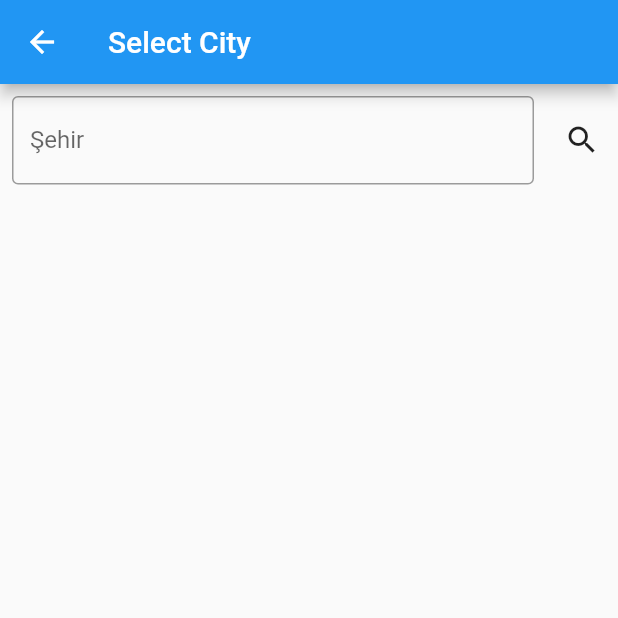
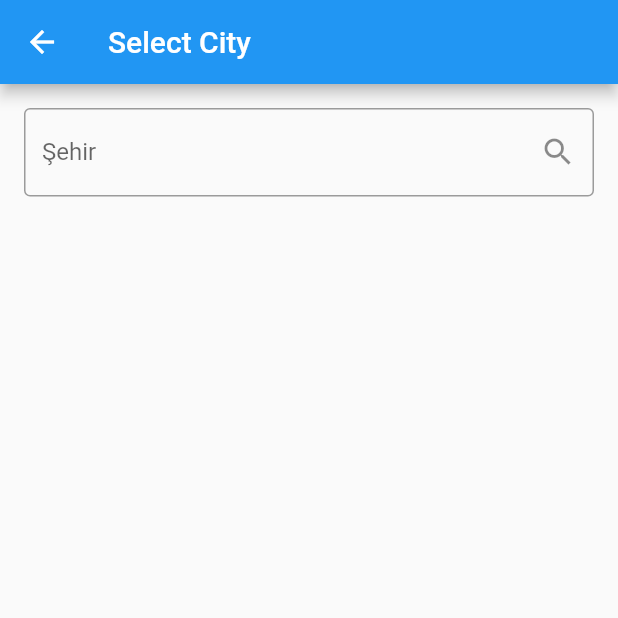
Before and after one commit to serhatkarakoca/WeatherApp_Flutter, a Flutter app: the screen it shows after launch, after a tap on the "search" icon, on a phone screen of 412 x 824 dp, the top half of it. Run offline on Flutter 3.47's test engine with Material 2 defaults, Android fonts, the phone set to English and light mode, and no system bars; our stand-ins replace bloc, equatable, flutter_bloc, get_it.

Commit message:
ui changes

```diff
--- a/lib/main.dart
+++ b/lib/main.dart
@@ -15,6 +15,7 @@ class MyApp extends StatelessWidget {
   @override
   Widget build(BuildContext context) {
     return MaterialApp(
+      debugShowCheckedModeBanner: false,
       title: 'Flutter Demo',
       theme: ThemeData(
         primarySwatch: Colors.blue,
--- a/lib/widget/MyHomePage.dart
+++ b/lib/widget/MyHomePage.dart
@@ -36,7 +36,7 @@ class MyHomePage extends StatelessWidget {
       body: Center(
         child: BlocBuilder(
             bloc: _weatherBloc,
-            builder: (context, WeatherState state){
+            builder: (context, WeatherState state) {
               if (state is WeatherInitial) {
                 return Center(child: Text("Şehir Seçiniz !"));
               }
@@ -46,8 +46,9 @@ class MyHomePage extends StatelessWidget {
                 _refresh = Completer<void>();
 
                 return RefreshIndicator(
-              onRefresh: (){
-              _weatherBloc.add(RefreshWeatherEvent(cityName: selectedCity));
+                  onRefresh: () {
+                    _weatherBloc
+                        .add(RefreshWeatherEvent(cityName: selectedCity));
                     return _refresh.future;
                   },
                   child: ListView(
@@ -75,12 +76,17 @@ class MyHomePage extends StatelessWidget {
                   ),
                 );
               }
-          if(state is WeatherErrorState){
-            return Center(
-              child: Text("Error"),
+              if (state is WeatherErrorState) {
+                return Container(
+                  color: Colors.redAccent,
+                  child: Center(
+                    child: Text(
+                      "Şehir Bulunamadı ! ",
+                      style: TextStyle(color: Colors.white, fontSize: 24),
+                    ),
+                  ),
                 );
-          }
-          else{
+              } else {
                 return Center(
                   child: CircularProgressIndicator(),
                 );
--- a/lib/widget/select_city.dart
+++ b/lib/widget/select_city.dart
@@ -20,22 +20,23 @@ class _SelectCityWidgetState extends State<SelectCityWidget> {
         child: Row(
           children: [
             Expanded(
-              child: Padding(
-                padding: const EdgeInsets.all(8.0),
+              child: Container(
+                margin: EdgeInsets.all(16.0),
                 child: TextFormField(
                   controller: _textController,
                   decoration: InputDecoration(
-                      labelText: "Şehir",
-                      hintText: "Şehir Seçin",
-                      border: OutlineInputBorder()),
+                    labelText: "Şehir",
+                    hintText: "Şehir Seçin",
+                    border: OutlineInputBorder(),
+                    suffixIcon: IconButton(
+                      icon: Icon(Icons.search, size: 24),
+                      onPressed: () {
+                        Navigator.pop(context, _textController.text);
+                      },
+                    ),
+                  ),
                 ),
               ),
-            ),
-            IconButton(
-              onPressed: () {
-                Navigator.pop(context,_textController.text);
-              },
-              icon: Icon(Icons.search),
             ),
           ],
         ),
```
Lines whose indentation alone changed are shown as unchanged.
